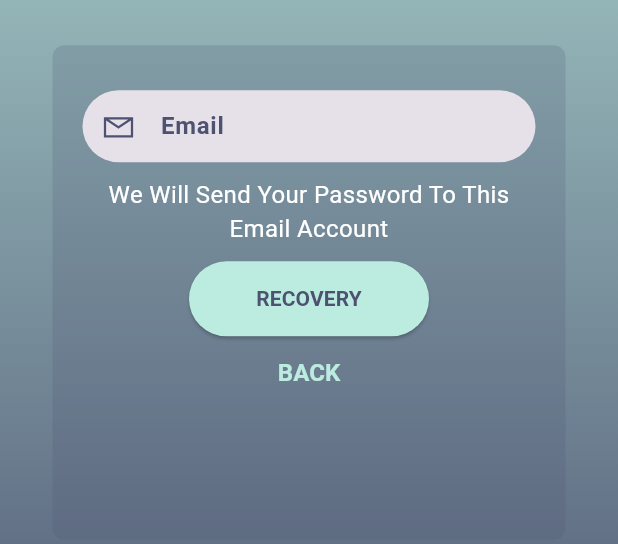
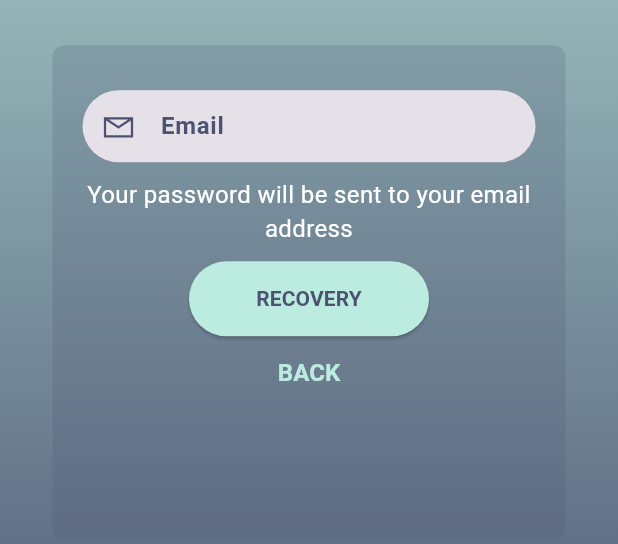
Before and after one commit to AntonisLadianos/Health-e, a Flutter app: the ForgotScreen screen opened directly, on a phone screen of 412 x 824 dp, the part 444-988 px from its top. Run offline on Flutter 3.47's test engine with Material 3 defaults, Android fonts, the light colour scheme and no system bars; our stand-ins replace animated_splash_screen, flutter_custom_clippers, fluttertoast, google_fonts, google_nav_bar, image_picker and 7 more; missing offline and left inert: body_part_selector, mailer; accounts and stored records are empty.

Commit message:
Some Changes

```diff
--- a/lib/pages/AuthPages/forgot_pass_page.dart
+++ b/lib/pages/AuthPages/forgot_pass_page.dart
@@ -166,7 +166,7 @@ class _ForgotScreenState extends State<ForgotScreen> {
 
   Text _forgotText() {
     return Text(
-      "We Will Send Your Password To This Email Account",
+      "Your password will be sent to your email address",
       style: TextStyle(
         fontSize: 16,
         color: Colors.white,
--- a/lib/pages/OtherPages/home_page.dart
+++ b/lib/pages/OtherPages/home_page.dart
@@ -433,7 +433,7 @@ class _HomePageState extends State<HomePage> {
                         minimumSize: Size.fromHeight(40),
                       ),
                       child: Text(
-                        'Gets Started',
+                        'Get Started',
                         style: TextStyle(
                           fontSize: 12,
                           color: Constants.primarycolor,
```
